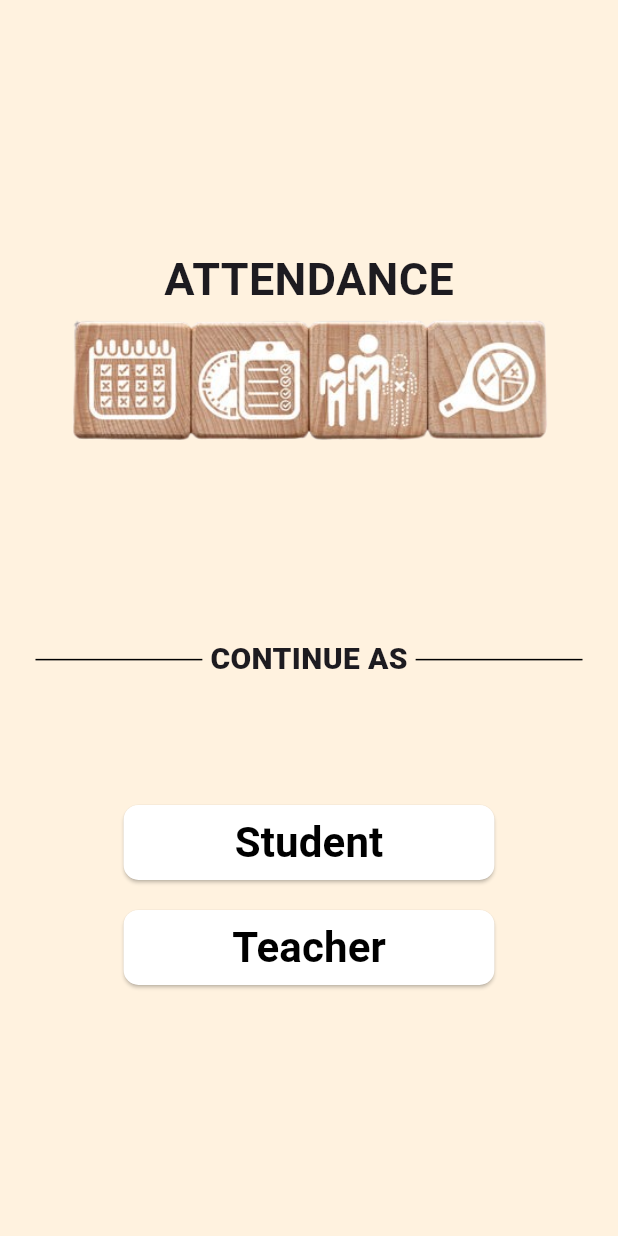
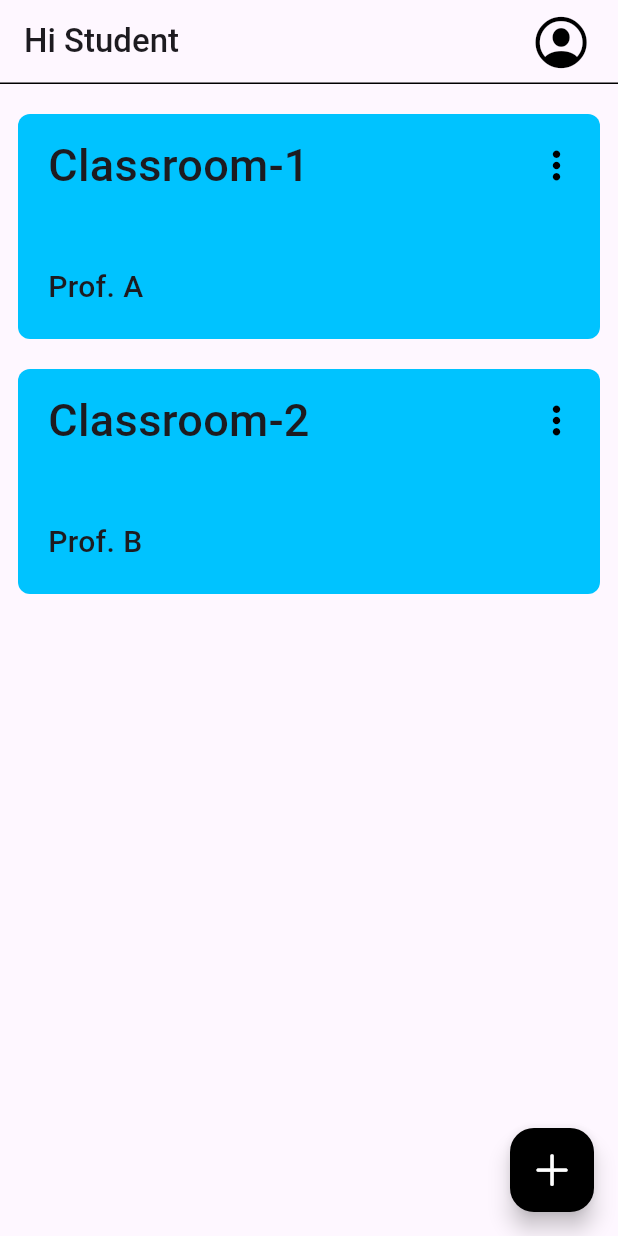
Before and after one commit to naman280104/attendance-app, a Flutter app: the screen it shows after launch, on a phone screen of 412 x 824 dp. Run offline on Flutter 3.47's test engine with Material 3 defaults, Android fonts, the phone set to English and light mode, and no system bars; missing offline and left inert: flutter_awesome_bottom_sheet; Roboto replaces fonts that are missing (Poppins).

Commit message:
teacher and student page UI done

```diff
--- a/client/lib/ask_role.dart
+++ b/client/lib/ask_role.dart
@@ -8,7 +8,7 @@ class AskRole extends StatelessWidget {
   @override
   Widget build(BuildContext context) {
     return Scaffold(
-      backgroundColor: cream,
+      backgroundColor: initialBg,
       body: Column(
         children: <Widget>[
           SizedBox(height: MediaQuery.of(context).size.height * 0.2),
--- a/client/lib/assets/constants/colors.dart
+++ b/client/lib/assets/constants/colors.dart
@@ -1,3 +1,6 @@
 import 'package:flutter/material.dart';
 
-const cream = Color(0xFFFFF2DF);
+const initialBg = Color(0xFFFFF2DF);
+const primaryBlack = Color(0xFF000000);
+const primaryWhite = Color(0xFFFFFFFF);
+const classroomTileBg = Color.fromARGB(255, 0, 195, 255);
--- a/client/lib/main.dart
+++ b/client/lib/main.dart
@@ -1,4 +1,6 @@
 import 'package:attendance/splash_screen.dart';
+import 'package:attendance/student/presentation/screens/student_home.dart';
+import 'package:attendance/teacher/presentation/screens/teacher_home.dart';
 import 'package:flutter/material.dart';
 
 
@@ -14,7 +16,7 @@ class MyApp extends StatelessWidget {
     return const MaterialApp(
       title: 'Attendance',
       debugShowCheckedModeBanner: false,
-      home: SplashScreen(),
+      home: StudentHome(),
     );
   }
 }
--- a/client/lib/splash_screen.dart
+++ b/client/lib/splash_screen.dart
@@ -13,7 +13,7 @@ class SplashScreen extends StatelessWidget {
       Navigator.of(context).pushReplacement(MaterialPageRoute(builder: ((context) => const AskRole())));
     });
     return Scaffold(
-      backgroundColor: cream,
+      backgroundColor: initialBg,
       body: Column(
           children: <Widget>[
             SizedBox(height: MediaQuery.of(context).size.height * 0.2),
--- /dev/null
+++ b/client/lib/student/presentation/screens/student_home.dart
@@ -0,0 +1,83 @@
+import 'package:flutter/material.dart';
+import 'package:flutter/cupertino.dart';
+import 'package:attendance/student/presentation/widgets/student_classroom_card.dart';
+import 'package:attendance/student/presentation/widgets/student_app_bar.dart';
+import 'package:attendance/assets/constants/colors.dart';
+
+
+
+class StudentHome extends StatefulWidget {
+  const StudentHome({super.key});
+
+  @override
+  State<StudentHome> createState() => _StudentHomeState();
+}
+
+class _StudentHomeState extends State<StudentHome> {
+
+  final TextEditingController newClassroomName = TextEditingController();
+  void deleteClassroomCallback(){}
+  late final String username;
+  late final List<dynamic> classrooms;
+  @override
+  void initState() {
+    username = 'Student';
+    classrooms = [
+      {'courseName': 'Classroom-1','instructorName':'Prof. A'},
+      {'courseName': 'Classroom-2','instructorName':'Prof. B'}
+    ];
+    super.initState();
+
+  }
+
+  @override
+  Widget build(BuildContext context) {
+
+    return Scaffold(
+      appBar: StudentAppBar(username: username,),
+      body: Container(
+        padding: const EdgeInsets.only(top: 10),
+        child: ListView.builder(
+          itemCount: classrooms.length,
+          itemBuilder: (context,index){
+            return StudentClassroomCard(classroomName: classrooms[index]['courseName']!, instructorName: classrooms[index]['instructorName']!,deleteClassroomCallback: deleteClassroomCallback,);
+          },
+        ),
+      ),
+      floatingActionButton: FloatingActionButton(
+        onPressed: () {
+          showDialog(
+            context: context,
+            builder: (context) => AlertDialog(
+              title: Text('Course Name'),
+              content: TextField(
+                controller: newClassroomName,
+                decoration: const InputDecoration(
+                  border: OutlineInputBorder(),
+                  hintText: "Enter Course Name",
+                ),
+              ),
+              actions: [
+                TextButton(
+                  onPressed: (){
+                    print(newClassroomName.text);
+                    Navigator.pop(context);
+                  },
+                  child: Text('Confirm')
+                )
+              ],
+            )
+            );
+
+          print('Floating Action Button Pressed');
+        },
+        backgroundColor: primaryBlack,
+        child: const Icon(
+          CupertinoIcons.plus,
+          size: 30,
+          color: primaryWhite,
+        )
+      ),
+    );
+  }
+}
--- /dev/null
+++ b/client/lib/student/presentation/widgets/student_app_bar.dart
@@ -0,0 +1,31 @@
+import 'package:flutter/material.dart';
+import 'package:flutter/cupertino.dart';
+import 'package:attendance/assets/constants/colors.dart';
+
+class StudentAppBar extends StatelessWidget implements PreferredSizeWidget{
+  final String username;
+  const StudentAppBar({super.key, required this.username});
+
+  @override
+  AppBar build(BuildContext context) {
+    return AppBar(
+      title: Text('Hi $username',style: const TextStyle(fontSize: 22,fontWeight: FontWeight.w500),),
+      actions: [
+        Container(
+          margin: const EdgeInsets.only(right: 10),
+            child: IconButton(
+              onPressed: () {
+                print('Profile Icon Pressed from Homepage');
+              },
+              icon: const Icon(CupertinoIcons.person_crop_circle,size: 40,color: primaryBlack,),)
+        )
+      ],
+      bottom: PreferredSize(
+        preferredSize: const Size.fromHeight(10), child: Container(height: 1,color: Colors.black,),
+      ),
+    );
+  }
+
+  @override
+  Size get preferredSize => const Size.fromHeight(kToolbarHeight);
+}
--- /dev/null
+++ b/client/lib/student/presentation/widgets/student_classroom_card.dart
@@ -0,0 +1,58 @@
+import 'package:flutter/material.dart';
+import 'package:attendance/assets/constants/colors.dart';
+import 'package:flutter_awesome_bottom_sheet/flutter_awesome_bottom_sheet.dart';
+
+
+class StudentClassroomCard extends StatelessWidget {
+  final String classroomName, instructorName;
+  final Function deleteClassroomCallback;
+
+  const StudentClassroomCard({super.key,required this.classroomName,required this.instructorName,required this.deleteClassroomCallback});
+
+  @override
+  Widget build(BuildContext context) {
+    return Container(
+      margin: const EdgeInsets.fromLTRB(12, 10, 12, 10),
+      padding: const EdgeInsets.fromLTRB(20, 10, 5, 20),
+      height: 150,
+      decoration: BoxDecoration(
+        color: classroomTileBg,
+        borderRadius: BorderRadius.circular(8),
+      ),
+      child: Column(
+        mainAxisAlignment: MainAxisAlignment.spaceBetween,
+        crossAxisAlignment: CrossAxisAlignment.start,
+        children: [
+          Row(
+            mainAxisAlignment: MainAxisAlignment.spaceBetween,
+            children: [
+              Text(classroomName,style: const TextStyle(fontSize: 30,fontWeight: FontWeight.w500),),
+              IconButton(
+                  onPressed: (){
+                    _showDeleteClassroomOption(context);
+                  },
+                  icon: const Icon(Icons.more_vert,size: 30,color: primaryBlack,)
+              ),
+            ],
+          ),
+          Text(instructorName,style: const TextStyle(fontSize: 20,fontWeight: FontWeight.w500),),
+        ],
+      ),
+    );
+  }
+
+  void _showDeleteClassroomOption(context){
+    showModalBottomSheet(context: context,
+    builder:(context)=>SizedBox(
+      height: 70,
+      width: double.infinity,
+      child: TextButton(
+        onPressed: (){
+          deleteClassroomCallback();
+          print("delete classroom");
+        },
+        child: Text("Unenroll",style: TextStyle(fontSize: 22,color: primaryBlack),),
+      ),
+    ));
+  }
+}
--- a/client/pubspec.yaml
+++ b/client/pubspec.yaml
@@ -30,7 +30,7 @@ environment:
 dependencies:
   flutter:
     sdk: flutter
-
+  flutter_awesome_bottom_sheet: ^0.0.2
 
   # The following adds the Cupertino Icons font to your application.
   # Use with the CupertinoIcons class for iOS style icons.
```
Also changed, not shown: client/lib/teacher/presentation/screens/teacher_home.dart (added, +83 -0 lines), client/lib/teacher/presentation/widgets/teacher_app_bar.dart (added, +31 -0 lines), client/lib/teacher/presentation/widgets/teacher_classroom_card.dart (added, +71 -0 lines), client/pubspec.lock.
